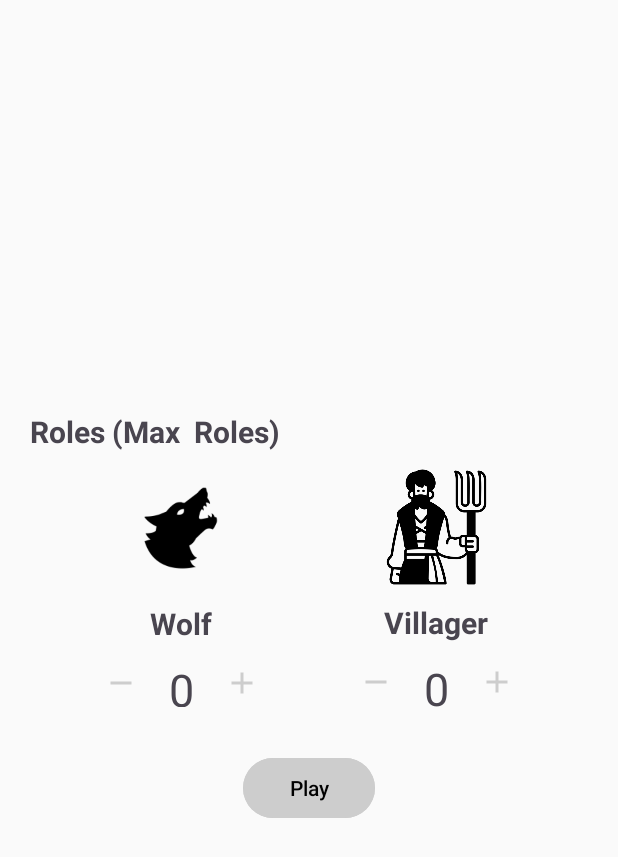
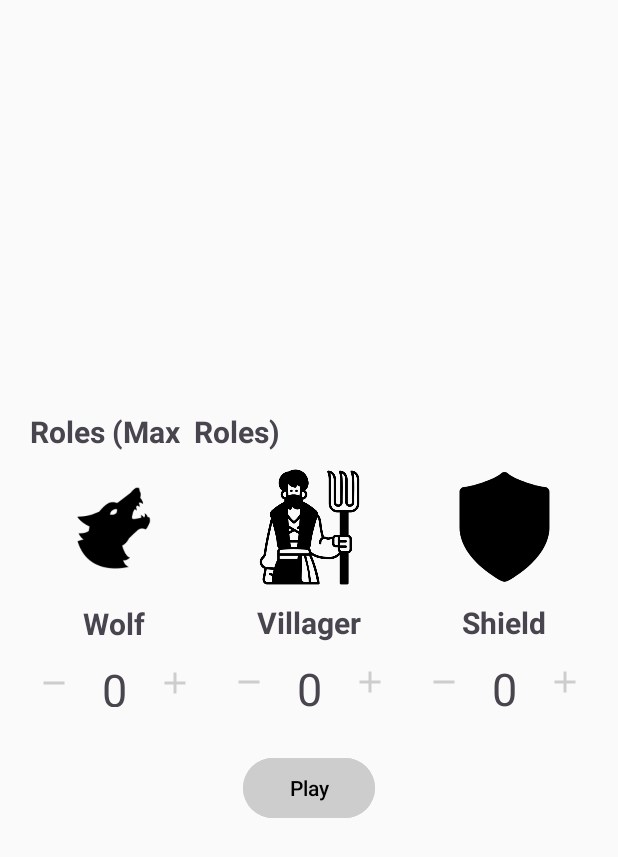
Before and after one commit to Namnguyen0312/WereWolf-Management-Java-Firebase, an Android app: the CreateRoomActivity screen opened directly, with no data from a screen before it, after a tap on "Next", on a phone screen of 412 x 824 dp. Shown: the top 857 px of the screen. Run offline under Robolectric (Android 15) with nearby library versions, the phone set to English and light mode, and no system bars; 1 statement that could not run was skipped.

Commit message:
Add Shield

```diff
--- a/app/src/main/java/code/org/werewolfmanagement/ChooseRolesActivity.java
+++ b/app/src/main/java/code/org/werewolfmanagement/ChooseRolesActivity.java
@@ -19,11 +19,11 @@ import code.org.werewolfmanagement.utils.FirebaseUtil;
 
 public class ChooseRolesActivity extends AppCompatActivity {
 
-    private TextView countWolfTxt, countVillagerTxt, maxPlayerTxt;
-    private ImageView removeWolfBtn, addWolfBtn, removeVillagerBtn, addVillagerBtn;
+    private TextView countWolfTxt, countVillagerTxt, countShieldTxt,maxPlayerTxt;
+    private ImageView removeWolfBtn, addWolfBtn, removeVillagerBtn, addVillagerBtn, removeShieldBtn, addShieldBtn;
     private Button playBtn;
     private ProgressBar chooseRoleProgressBar;
-    private int countWolfInt, countVillagerInt, numberOfPlayerInt;
+    private int countWolfInt, countVillagerInt, countShieldInt,numberOfPlayerInt;
     private String nameRoom, numberOfPlayer;
     private RoomModel roomModel;
 
@@ -60,6 +60,14 @@ public class ChooseRolesActivity extends AppCompatActivity {
             addVillager();
         });
 
+        removeShieldBtn.setOnClickListener(v -> {
+            removeShield();
+        });
+
+        addShieldBtn.setOnClickListener(v -> {
+            addShield();
+        });
+
         playBtn.setOnClickListener(v -> {
             setRoom();
         });
@@ -68,15 +76,16 @@ public class ChooseRolesActivity extends AppCompatActivity {
 
     private void setRoom() {
 
-        roomModel = new RoomModel(nameRoom, Timestamp.now(), numberOfPlayerInt, countWolfInt, countVillagerInt);
-        if (AndroidUtil.isEqualSumWolfAndVillager(countWolfInt, countVillagerInt, numberOfPlayerInt)) {
+        roomModel = new RoomModel(nameRoom, Timestamp.now(), numberOfPlayerInt, countWolfInt, countVillagerInt, countShieldInt);
+        if (AndroidUtil.isEqualSumAllRoles(countWolfInt, countVillagerInt, countShieldInt,numberOfPlayerInt)) {
             setInProgress(true);
             FirebaseUtil.getRoomReference().add(roomModel).addOnCompleteListener(task -> {
                 setInProgress(false);
                 if (task.isSuccessful()) {
-                    FirebaseUtil.getRoomId(task.getResult().getId());
+                    String roomID = task.getResult().getId();
                     // TODO: Navigate to receive roles
-                    Intent intent = new Intent(this, ReceiveRolesActivity.class);
+                    Intent intent = new Intent(getApplicationContext(), ReceiveRolesActivity.class);
+                    AndroidUtil.passRoomModelAsIntent(intent, roomModel, roomID);
                     startActivity(intent);
                 }
             });
@@ -98,7 +107,7 @@ public class ChooseRolesActivity extends AppCompatActivity {
 
     private void addWolf() {
         countWolfInt = AndroidUtil.parseInt(countWolfTxt.getText().toString());
-        if (AndroidUtil.isMoreThanSumWolfAndVillager(countWolfInt, countVillagerInt, numberOfPlayerInt)) {
+        if (AndroidUtil.isMoreThanAllRoles(countWolfInt, countVillagerInt, countShieldInt,numberOfPlayerInt)) {
         } else {
             countWolfInt++;
             countWolfTxt.setText(String.valueOf(countWolfInt));
@@ -116,21 +125,42 @@ public class ChooseRolesActivity extends AppCompatActivity {
 
     private void addVillager() {
         countVillagerInt = AndroidUtil.parseInt(countVillagerTxt.getText().toString());
-        if (AndroidUtil.isMoreThanSumWolfAndVillager(countWolfInt, countVillagerInt, numberOfPlayerInt)) {
+        if (AndroidUtil.isMoreThanAllRoles(countWolfInt, countVillagerInt, countShieldInt,numberOfPlayerInt)) {
         } else {
             countVillagerInt++;
             countVillagerTxt.setText(String.valueOf(countVillagerInt));
         }
     }
 
+    private void removeShield() {
+        countShieldInt = AndroidUtil.parseInt(countShieldTxt.getText().toString());
+        if (countShieldInt == 0) {
+        } else {
+            countShieldInt--;
+            countShieldTxt.setText(String.valueOf(countShieldInt));
+        }
+    }
+
+    private void addShield() {
+        countShieldInt = AndroidUtil.parseInt(countShieldTxt.getText().toString());
+        if (AndroidUtil.isMoreThanAllRoles(countWolfInt, countVillagerInt, countShieldInt,numberOfPlayerInt) || countShieldInt == 1) {
+        } else {
+            countShieldInt++;
+            countShieldTxt.setText(String.valueOf(countShieldInt));
+        }
+    }
+
     private void initView() {
         countWolfTxt = findViewById(R.id.countWolfTxt);
         countVillagerTxt = findViewById(R.id.countVillagerTxt);
+        countShieldTxt = findViewById(R.id.countShieldTxt);
         playBtn = findViewById(R.id.playBtn);
         removeWolfBtn = findViewById(R.id.removeWolfBtn);
         addWolfBtn = findViewById(R.id.addWolfBtn);
         removeVillagerBtn = findViewById(R.id.removeVillagerBtn);
         addVillagerBtn = findViewById(R.id.addVillagerBtn);
+        removeShieldBtn = findViewById(R.id.removeShieldBtn);
+        addShieldBtn = findViewById(R.id.addShieldBtn);
         chooseRoleProgressBar = findViewById(R.id.progressBar);
         maxPlayerTxt = findViewById(R.id.maxPlayerTxt);
     }
--- a/app/src/main/java/code/org/werewolfmanagement/utils/FirebaseUtil.java
+++ b/app/src/main/java/code/org/werewolfmanagement/utils/FirebaseUtil.java
@@ -9,11 +9,6 @@ import java.util.UUID;
 
 public class FirebaseUtil {
 
-    public static String roomId;
-
-    public static void getRoomId(String id){
-        roomId = id;
-    }
 
     public static CollectionReference getRoomReference(){
         return FirebaseFirestore.getInstance().collection("rooms");
--- a/app/src/main/res/layout/activity_choose_roles.xml
+++ b/app/src/main/res/layout/activity_choose_roles.xml
@@ -28,7 +28,7 @@
             android:orientation="horizontal">
 
             <LinearLayout
-                android:layout_width="170dp"
+                android:layout_width="150dp"
                 android:layout_height="170dp"
                 android:gravity="center"
                 android:orientation="vertical">
@@ -85,7 +85,7 @@
 
 
             <LinearLayout
-                android:layout_width="170dp"
+                android:layout_width="110dp"
                 android:layout_height="170dp"
                 android:gravity="center"
                 android:orientation="vertical">
@@ -139,6 +139,59 @@
 
             </LinearLayout>
 
+            <LinearLayout
+                android:layout_width="150dp"
+                android:layout_height="170dp"
+                android:gravity="center"
+                android:orientation="vertical">
+
+                <ImageView
+                    android:layout_width="match_parent"
+                    android:layout_height="80dp"
+                    android:src="@drawable/shield_icon"
+                    android:layout_marginTop="10dp" />
+
+                <TextView
+                    android:layout_width="wrap_content"
+                    android:layout_height="wrap_content"
+                    android:text="Shield"
+                    android:textSize="20dp"
+                    android:textStyle="bold"
+                    android:layout_marginTop="10dp"/>
+
+                <LinearLayout
+                    android:layout_width="match_parent"
+                    android:layout_height="wrap_content"
+                    android:gravity="center"
+                    android:orientation="horizontal"
+                    android:layout_marginTop="10dp">
+
+                    <ImageView
+                        android:layout_width="wrap_content"
+                        android:layout_height="wrap_content"
+                        android:src="@drawable/remove_icon"
+                        app:tint="@color/my_secondary"
+                        android:layout_marginEnd="20dp"
+                        android:id="@+id/removeShieldBtn"/>
+
+                    <TextView
+                        android:layout_width="wrap_content"
+                        android:layout_height="wrap_content"
+                        android:text="0"
+                        android:textSize="30dp"
+                        android:id="@+id/countShieldTxt"/>
+
+                    <ImageView
+                        android:layout_width="wrap_content"
+                        android:layout_height="wrap_content"
+                        android:src="@drawable/add_icon"
+                        app:tint="@color/my_secondary"
+                        android:layout_marginStart="20dp"
+                        android:id="@+id/addShieldBtn"/>
+
+                </LinearLayout>
+
+            </LinearLayout>
 
         </LinearLayout>
 
--- a/app/src/main/res/layout/activity_splash.xml
+++ b/app/src/main/res/layout/activity_splash.xml
@@ -40,5 +40,6 @@
         android:gravity="center"
         android:text="Thực hiển bởi Nam Nguyễn CTU"
         android:textColor="@color/black"
-        android:textSize="15sp" />
+        android:textSize="15sp"
+        android:textStyle="italic"/>
 </RelativeLayout>
--- a/app/src/main/res/values/strings.xml
+++ b/app/src/main/res/values/strings.xml
@@ -3,5 +3,6 @@
     <string-array name="roles">
         <item>Wolf</item>
         <item>Villager</item>
+        <item>Shield</item>
     </string-array>
 </resources>
```
Also changed, not shown: app/src/main/java/code/org/werewolfmanagement/CreateRoomActivity.java (+0 -43 lines), app/src/main/java/code/org/werewolfmanagement/ReceiveRolesActivity.java (+33 -26 lines), app/src/main/java/code/org/werewolfmanagement/model/RoomModel.java (+19 -2 lines), app/src/main/java/code/org/werewolfmanagement/utils/AndroidUtil.java (+25 -18 lines), app/src/main/res/drawable/shield_icon.png (added).
